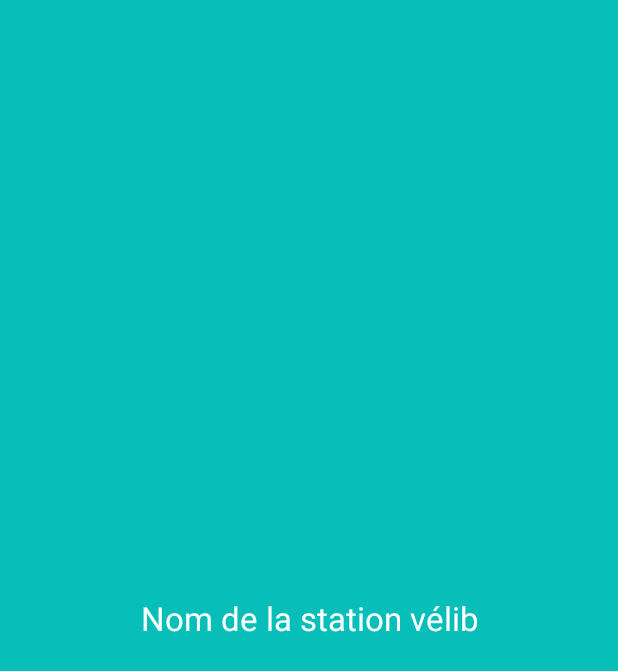
After one commit to OlivierFch/Projet-Velib-Mobile-App, an Android app: the DetailsStationActivity screen opened directly, with no data from a screen before it, on a phone screen of 412 x 824 dp. The commit adds this screen. Shown: the top 671 px of the screen. Run offline under Robolectric (Android 15) with nearby library versions, the phone set to English and light mode, and no system bars.

Commit message:
[map] SearchView + RecyclerView !!!
Affichage de la liste des stations avec un filtre de recherche dans l'onglet [map]
+
Début de création de l'onglet de Details

```diff
--- a/app/build.gradle
+++ b/app/build.gradle
@@ -29,6 +29,9 @@ android {
     kotlinOptions {
         jvmTarget = '1.8'
     }
+    buildFeatures {
+        viewBinding true
+    }
 }
 
 dependencies {
@@ -40,6 +43,9 @@ dependencies {
     testImplementation 'junit:junit:4.13.2'
     androidTestImplementation 'androidx.test.ext:junit:1.1.3'
     androidTestImplementation 'androidx.test.espresso:espresso-core:3.4.0'
+
+    // RecyclerView
+    implementation 'androidx.recyclerview:recyclerview:1.2.1'
 
     // API Google Maps
     implementation 'androidx.legacy:legacy-support-v4:1.0.0'
--- a/app/src/main/AndroidManifest.xml
+++ b/app/src/main/AndroidManifest.xml
@@ -30,6 +30,10 @@
             android:name=".FavoriteStationsActivity"
             android:screenOrientation="portrait">
         </activity>
+        <activity
+            android:name=".DetailsStationActivity"
+            android:screenOrientation="portrait">
+        </activity>
         <meta-data
             android:name="com.google.android.geo.API_KEY"
             android:value="AIzaSyC4TZAEeG4ANsJlxDz5L_qEJgEvqfwAolA"/>
--- /dev/null
+++ b/app/src/main/java/fr/perso/projetvelib/DetailsStationActivity.kt
@@ -0,0 +1,22 @@
+package fr.perso.projetvelib
+
+import android.os.Bundle
+import androidx.appcompat.app.AppCompatActivity
+import fr.perso.projetvelib.databinding.ActivityDetailsBinding
+import fr.perso.projetvelib.model.Station
+
+class DetailsStationActivity : AppCompatActivity() {
+
+    private lateinit var binding: ActivityDetailsBinding
+
+    override fun onCreate(savedInstanceState: Bundle?) {
+        super.onCreate(savedInstanceState)
+        binding = ActivityDetailsBinding.inflate(layoutInflater)
+        val view = binding.root
+        setContentView(view)
+
+        //binding.detailStationName.text = intent.extras!!.getString("")
+
+    }
+
+}
--- a/app/src/main/java/fr/perso/projetvelib/FavoriteStationsActivity.kt
+++ b/app/src/main/java/fr/perso/projetvelib/FavoriteStationsActivity.kt
@@ -6,7 +6,7 @@ import android.os.Bundle
 import androidx.appcompat.app.AppCompatActivity
 import com.google.android.gms.maps.SupportMapFragment
 
-class FavoriteStationsActivity : AppCompatActivity(){
+class FavoriteStationsActivity : AppCompatActivity() {
 
     override fun onCreate(savedInstanceState: Bundle?) {
         super.onCreate(savedInstanceState)
--- a/app/src/main/res/drawable/ic_favorite_full.xml
+++ b/app/src/main/res/drawable/ic_favorite_full.xml
@@ -1,4 +1,4 @@
-<vector android:height="24dp" android:tint="#FFFFFF"
+<vector android:height="24dp" android:tint="#BFBFBF"
     android:viewportHeight="24" android:viewportWidth="24"
     android:width="24dp" xmlns:android="http://schemas.android.com/apk/res/android">
     <path android:fillColor="@android:color/white" android:pathData="M12,21.35l-1.45,-1.32C5.4,15.36 2,12.28 2,8.5 2,5.42 4.42,3 7.5,3c1.74,0 3.41,0.81 4.5,2.09C13.09,3.81 14.76,3 16.5,3 19.58,3 22,5.42 22,8.5c0,3.78 -3.4,6.86 -8.55,11.54L12,21.35z"/>
--- /dev/null
+++ b/app/src/main/res/layout/activity_details.xml
@@ -0,0 +1,23 @@
+<?xml version="1.0" encoding="utf-8"?>
+<RelativeLayout xmlns:android="http://schemas.android.com/apk/res/android"
+    xmlns:tools="http://schemas.android.com/tools"
+    android:layout_width="match_parent"
+    android:layout_height="match_parent"
+    android:background="@color/vert_marin"
+    tools:context=".DetailsStationActivity">
+
+    <TextView
+        android:id="@+id/detail_station_name"
+        android:layout_width="match_parent"
+        android:layout_marginStart="20dp"
+        android:layout_marginRight="20dp"
+        android:layout_centerInParent="true"
+        android:text="Nom de la station vélib"
+        android:gravity="center"
+        android:textSize="22sp"
+        android:textColor="@android:color/white"
+        android:layout_height="wrap_content"
+        android:layout_marginLeft="10dp"
+        android:layout_marginEnd="20dp" />
+
+</RelativeLayout>
--- a/app/src/main/res/layout/layout_station.xml
+++ b/app/src/main/res/layout/layout_station.xml
@@ -7,7 +7,7 @@
     <androidx.cardview.widget.CardView
         android:layout_width="match_parent"
         android:layout_height="wrap_content"
-        android:layout_marginTop="8dp">
+        android:layout_marginBottom="6dp">
 
         <LinearLayout
             android:layout_width="match_parent"
--- a/app/src/main/res/values-night/themes.xml
+++ b/app/src/main/res/values-night/themes.xml
@@ -1,6 +1,6 @@
 <resources xmlns:tools="http://schemas.android.com/tools">
     <!-- Base application theme. -->
-    <style name="Theme.ProjetVelib" parent="Theme.MaterialComponents.DayNight.DarkActionBar">
+    <style name="Theme.ProjetVelib" parent="Theme.MaterialComponents.DayNight.NoActionBar">
         <!-- Primary brand color. -->
         <item name="colorPrimary">@color/vert_marin</item>
         <item name="colorPrimaryVariant">@color/purple_700</item>
--- a/app/src/main/res/values/colors.xml
+++ b/app/src/main/res/values/colors.xml
@@ -9,10 +9,8 @@
     <color name="white">#FFFFFFFF</color>
 
     <color name="vert_marin">#07BEB8</color>
-    <color name="selected">#07BEB8</color>
-
     <color name="clear_blue">#00A8BE</color>
-    <color name="non_selected">#BFBFBF</color>
+    <color name="vert_marin_clair">#21E2DC</color>
 
     <color name="blue_low_opacity">#3DCCC7</color>
     <color name="transparent">#00FFFFFF</color>
--- a/app/src/main/res/values/themes.xml
+++ b/app/src/main/res/values/themes.xml
@@ -1,6 +1,6 @@
 <resources xmlns:tools="http://schemas.android.com/tools">
     <!-- Base application theme. -->
-    <style name="Theme.ProjetVelib" parent="Theme.MaterialComponents.DayNight.DarkActionBar">
+    <style name="Theme.ProjetVelib" parent="Theme.MaterialComponents.DayNight.NoActionBar">
         <!-- Primary brand color. -->
         <item name="colorPrimary">@color/vert_marin</item>
         <item name="colorPrimaryVariant">@color/purple_700</item>
```
Also changed, not shown: app/src/main/java/fr/perso/projetvelib/MainActivity.kt (+44 -1 lines), app/src/main/java/fr/perso/projetvelib/model/StationsAdapter.kt (added, +89 -0 lines), app/src/main/res/layout/activity_main.xml (+21 -17 lines), app/src/main/res/layout/favorite_stations_layout.xml (+12 -2 lines).
